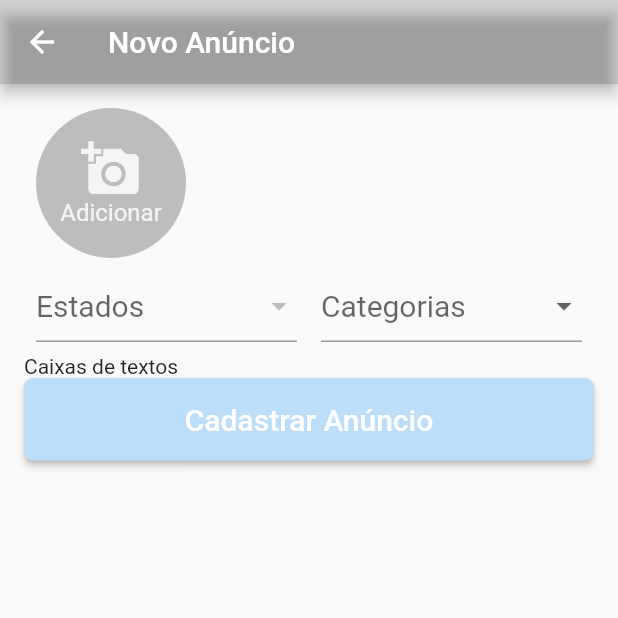
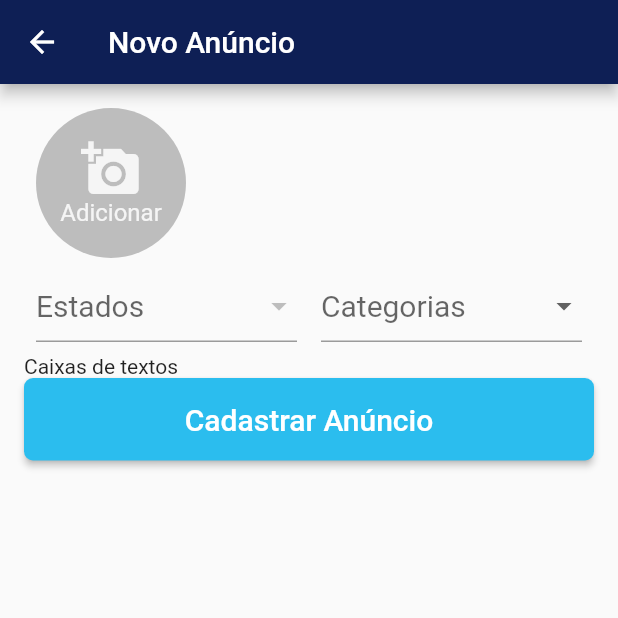
Before and after one commit to gabrielln13/EncontreiPet, a Flutter app: the NovoAnuncio screen opened by its route, on a phone screen of 412 x 824 dp, the top half of it. Run offline on Flutter 3.47's test engine with Material 2 defaults, Android fonts, the phone set to English and light mode, and no system bars; our stand-ins replace brasil_fields, firebase_auth, firebase_core, image_picker; missing offline and left inert: dart:ffi, validadores; accounts and stored records are empty; network calls fail; statements that could not run were skipped.

Commit message:
Atualização NovoAnuncio.dar

```diff
--- a/lib/main.dart
+++ b/lib/main.dart
@@ -6,8 +6,8 @@ import 'package:firebase_core/firebase_core.dart';
 
 final ThemeData temaPadrao = ThemeData(
     colorScheme: ColorScheme.fromSwatch().copyWith(
-        primary: Colors.black12,
-        secondary: Colors.black12
+        primary: Color(0xff0E1F55),
+        secondary: Color(0xff2BBDEE),
 ));
 
 void main() async {
--- a/lib/views/widgets/BotaoCustomizado.dart
+++ b/lib/views/widgets/BotaoCustomizado.dart
@@ -20,7 +20,7 @@ class BotaoCustomizado extends StatelessWidget {
             borderRadius: BorderRadius.circular(6)
           ),
         ),
-        backgroundColor: MaterialStateProperty.all(Colors.blue[100]),
+        backgroundColor: MaterialStateProperty.all(Color(0xff2BBDEE)),
         padding: MaterialStateProperty.all(EdgeInsets.fromLTRB(32, 16, 32, 16)),
       ),
       child: Text(
```
